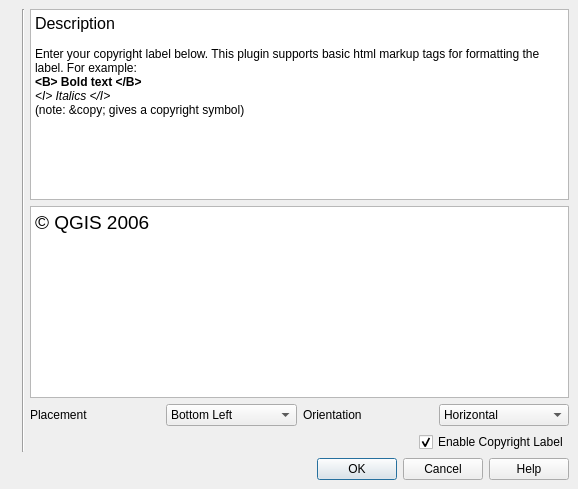
Old version of the form src/plugins/copyright_label/pluginguibase.ui in the repository gopal-bhatt/PIHMgis.
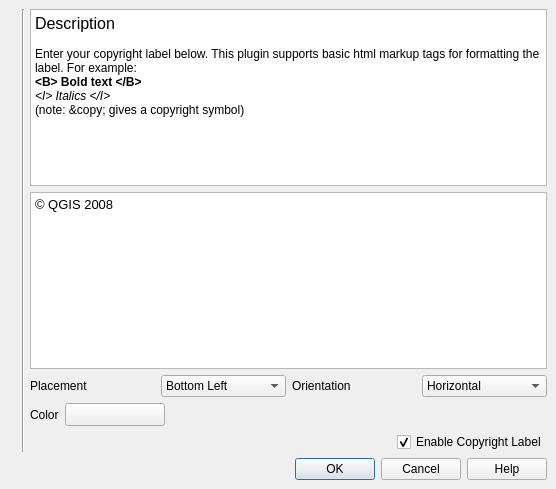
New version of the form. Icons and pictures are not drawn. Custom widgets are drawn as their Qt base class.

```diff
--- a/src/plugins/copyright_label/pluginguibase.ui
+++ b/src/plugins/copyright_label/pluginguibase.ui
@@ -5,7 +5,7 @@
    <rect>
     <x>0</x>
     <y>0</y>
-    <width>578</width>
+    <width>556</width>
     <height>489</height>
    </rect>
   </property>
@@ -19,9 +19,76 @@
    <property name="margin" >
     <number>9</number>
    </property>
-   <property name="spacing" >
+   <property name="topMargin" >
+    <number>9</number>
+   </property>
+   <property name="rightMargin" >
+    <number>9</number>
+   </property>
+   <property name="bottomMargin" >
+    <number>9</number>
+   </property>
+   <property name="horizontalSpacing" >
     <number>6</number>
    </property>
+   <property name="verticalSpacing" >
+    <number>6</number>
+   </property>
+   <item row="3" column="2" >
+    <layout class="QHBoxLayout" >
+     <property name="spacing" >
+      <number>6</number>
+     </property>
+     <property name="leftMargin" >
+      <number>0</number>
+     </property>
+     <property name="topMargin" >
+      <number>0</number>
+     </property>
+     <property name="rightMargin" >
+      <number>0</number>
+     </property>
+     <property name="bottomMargin" >
+      <number>0</number>
+     </property>
+     <item>
+      <widget class="QLabel" name="label" >
+       <property name="text" >
+        <string>Color</string>
+       </property>
+      </widget>
+     </item>
+     <item>
+      <widget class="QgsColorButton" name="pbnColorChooser" >
+       <property name="sizePolicy" >
+        <sizepolicy vsizetype="Expanding" hsizetype="Fixed" >
+         <horstretch>0</horstretch>
+         <verstretch>0</verstretch>
+        </sizepolicy>
+       </property>
+       <property name="minimumSize" >
+        <size>
+         <width>100</width>
+         <height>0</height>
+        </size>
+       </property>
+      </widget>
+     </item>
+     <item>
+      <spacer>
+       <property name="orientation" >
+        <enum>Qt::Horizontal</enum>
+       </property>
+       <property name="sizeHint" >
+        <size>
+         <width>40</width>
+         <height>20</height>
+        </size>
+       </property>
+      </spacer>
+     </item>
+    </layout>
+   </item>
    <item row="0" column="2" >
     <widget class="QTextEdit" name="textEdit3" >
      <property name="readOnly" >
@@ -30,7 +97,7 @@
      <property name="html" >
       <string>&lt;html>&lt;head>&lt;meta name="qrichtext" content="1" />&lt;style type="text/css">
 p, li { white-space: pre-wrap; }
-&lt;/style>&lt;/head>&lt;body style=" font-family:'MS Shell Dlg 2'; font-size:8.25pt; font-weight:400; font-style:normal; text-decoration:none;">
+&lt;/style>&lt;/head>&lt;body style=" font-family:'Verdana'; font-size:10pt; font-weight:400; font-style:normal;">
 &lt;p style=" margin-top:0px; margin-bottom:0px; margin-left:0px; margin-right:0px; -qt-block-indent:0; text-indent:0px; font-family:'Sans Serif'; font-size:9pt;">&lt;span style=" font-size:12pt;">Description&lt;/span>&lt;/p>
 &lt;p style="-qt-paragraph-type:empty; margin-top:0px; margin-bottom:0px; margin-left:0px; margin-right:0px; -qt-block-indent:0; text-indent:0px; font-family:'Sans Serif'; font-size:9pt;">&lt;/p>
 &lt;p style=" margin-top:0px; margin-bottom:0px; margin-left:0px; margin-right:0px; -qt-block-indent:0; text-indent:0px; font-family:'Sans Serif'; font-size:9pt;">Enter your copyright label below. This plugin supports basic html markup tags for formatting the label. For example:&lt;/p>
@@ -40,48 +107,58 @@
      </property>
     </widget>
    </item>
+   <item row="4" column="2" >
+    <layout class="QHBoxLayout" >
+     <property name="spacing" >
+      <number>6</number>
+     </property>
+     <property name="leftMargin" >
+      <number>0</number>
+     </property>
+     <property name="topMargin" >
+      <number>0</number>
+     </property>
+     <property name="rightMargin" >
+      <number>0</number>
+     </property>
+     <property name="bottomMargin" >
+      <number>0</number>
+     </property>
+     <item>
+      <spacer>
+       <property name="orientation" >
+        <enum>Qt::Horizontal</enum>
+       </property>
+       <property name="sizeType" >
+        <enum>QSizePolicy::Expanding</enum>
+       </property>
+       <property name="sizeHint" >
+        <size>
+         <width>131</width>
+         <height>20</height>
+        </size>
+       </property>
+      </spacer>
+     </item>
+     <item>
+      <widget class="QCheckBox" name="cboxEnabled" >
+       <property name="text" >
+        <string>Enable Copyright Label</string>
+       </property>
+       <property name="checked" >
+        <bool>true</bool>
+       </property>
+      </widget>
+     </item>
+    </layout>
+   </item>
    <item row="1" column="2" >
     <widget class="QTextEdit" name="txtCopyrightText" >
      <property name="html" >
       <string>&lt;html>&lt;head>&lt;meta name="qrichtext" content="1" />&lt;style type="text/css">
 p, li { white-space: pre-wrap; }
-&lt;/style>&lt;/head>&lt;body style=" font-family:'MS Shell Dlg 2'; font-size:8.25pt; font-weight:400; font-style:normal; text-decoration:none;">
-&lt;p style=" margin-top:0px; margin-bottom:0px; margin-left:0px; margin-right:0px; -qt-block-indent:0; text-indent:0px; font-family:'Sans Serif'; font-size:9pt;">&lt;span style=" font-size:14pt;">© QGIS 2006&lt;/span>&lt;/p>&lt;/body>&lt;/html></string>
-     </property>
-    </widget>
-   </item>
-   <item rowspan="4" row="0" column="1" >
-    <widget class="Line" name="line1" >
-     <property name="maximumSize" >
-      <size>
-       <width>2</width>
-       <height>32767</height>
-      </size>
-     </property>
-     <property name="frameShape" >
-      <enum>QFrame::VLine</enum>
-     </property>
-     <property name="frameShadow" >
-      <enum>QFrame::Sunken</enum>
-     </property>
-     <property name="orientation" >
-      <enum>Qt::Vertical</enum>
-     </property>
-    </widget>
-   </item>
-   <item rowspan="4" row="0" column="0" >
-    <widget class="QLabel" name="pixmapLabel2" >
-     <property name="maximumSize" >
-      <size>
-       <width>150</width>
-       <height>32767</height>
-      </size>
-     </property>
-     <property name="pixmap" >
-      <pixmap resource="copyright_plugin.qrc" >:/copyright.png</pixmap>
-     </property>
-     <property name="scaledContents" >
-      <bool>true</bool>
+&lt;/style>&lt;/head>&lt;body style=" font-family:'Verdana'; font-size:10pt; font-weight:400; font-style:normal;">
+&lt;p style=" margin-top:0px; margin-bottom:0px; margin-left:0px; margin-right:0px; -qt-block-indent:0; text-indent:0px;">© QGIS 2008&lt;/p>&lt;/body>&lt;/html></string>
      </property>
     </widget>
    </item>
@@ -93,6 +170,18 @@
      <property name="spacing" >
       <number>6</number>
      </property>
+     <property name="leftMargin" >
+      <number>0</number>
+     </property>
+     <property name="topMargin" >
+      <number>0</number>
+     </property>
+     <property name="rightMargin" >
+      <number>0</number>
+     </property>
+     <property name="bottomMargin" >
+      <number>0</number>
+     </property>
      <item>
       <widget class="QLabel" name="textLabel16" >
        <property name="text" >
@@ -147,43 +236,42 @@
      </item>
     </layout>
    </item>
-   <item row="3" column="2" >
-    <layout class="QHBoxLayout" >
-     <property name="margin" >
-      <number>0</number>
+   <item rowspan="5" row="0" column="1" >
+    <widget class="Line" name="line1" >
+     <property name="maximumSize" >
+      <size>
+       <width>2</width>
+       <height>32767</height>
+      </size>
      </property>
-     <property name="spacing" >
-      <number>6</number>
+     <property name="frameShape" >
+      <enum>QFrame::VLine</enum>
      </property>
-     <item>
-      <spacer>
-       <property name="orientation" >
-        <enum>Qt::Horizontal</enum>
-       </property>
-       <property name="sizeType" >
-        <enum>QSizePolicy::Expanding</enum>
-       </property>
-       <property name="sizeHint" >
-        <size>
-         <width>131</width>
-         <height>20</height>
-        </size>
-       </property>
-      </spacer>
-     </item>
-     <item>
-      <widget class="QCheckBox" name="cboxEnabled" >
-       <property name="text" >
-        <string>Enable Copyright Label</string>
-       </property>
-       <property name="checked" >
-        <bool>true</bool>
-       </property>
-      </widget>
-     </item>
-    </layout>
+     <property name="frameShadow" >
+      <enum>QFrame::Sunken</enum>
+     </property>
+     <property name="orientation" >
+      <enum>Qt::Vertical</enum>
+     </property>
+    </widget>
    </item>
-   <item row="4" column="0" colspan="3" >
+   <item rowspan="5" row="0" column="0" >
+    <widget class="QLabel" name="pixmapLabel2" >
+     <property name="maximumSize" >
+      <size>
+       <width>150</width>
+       <height>32767</height>
+      </size>
+     </property>
+     <property name="pixmap" >
+      <pixmap resource="copyright_plugin.qrc" >:/copyright.png</pixmap>
+     </property>
+     <property name="scaledContents" >
+      <bool>false</bool>
+     </property>
+    </widget>
+   </item>
+   <item row="5" column="0" colspan="3" >
     <widget class="QDialogButtonBox" name="buttonBox" >
      <property name="orientation" >
       <enum>Qt::Horizontal</enum>
@@ -196,6 +284,13 @@
   </layout>
  </widget>
  <layoutdefault spacing="6" margin="11" />
+ <customwidgets>
+  <customwidget>
+   <class>QgsColorButton</class>
+   <extends>QToolButton</extends>
+   <header>qgscolorbutton.h</header>
+  </customwidget>
+ </customwidgets>
  <resources>
   <include location="copyright_plugin.qrc" />
  </resources>
```
Left out of the diff: 5 changed lines with no effect on the pictures.
